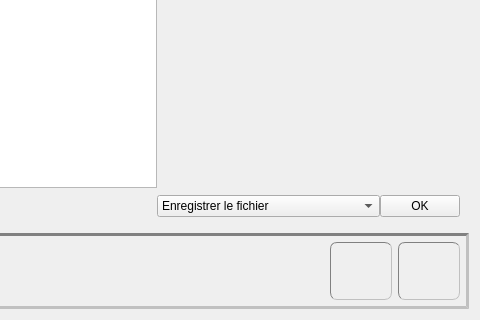
The window that editeur.ui (Txikilinux/leterrier-mulot) describes before a commit, drawn with Qt 5; both pictures show x 440 to 920 and y 255 to 575 of the 920 by 575 pixel window.
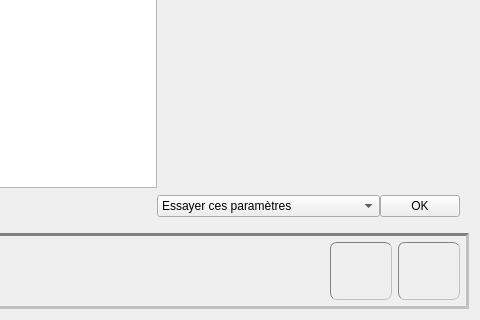
The same window after the commit. Icons and pictures are not drawn. Custom widgets are drawn as their Qt base class.

```diff
--- a/editeur.ui
+++ b/editeur.ui
@@ -1285,6 +1285,11 @@
        </item>
        <item row="5" column="3" colspan="4">
         <widget class="QComboBox" name="cbChoixEnregistrement">
+         <item>
+          <property name="text">
+           <string>Essayer ces paramètres</string>
+          </property>
+         </item>
          <item>
           <property name="text">
            <string>Enregistrer le fichier</string>
```
